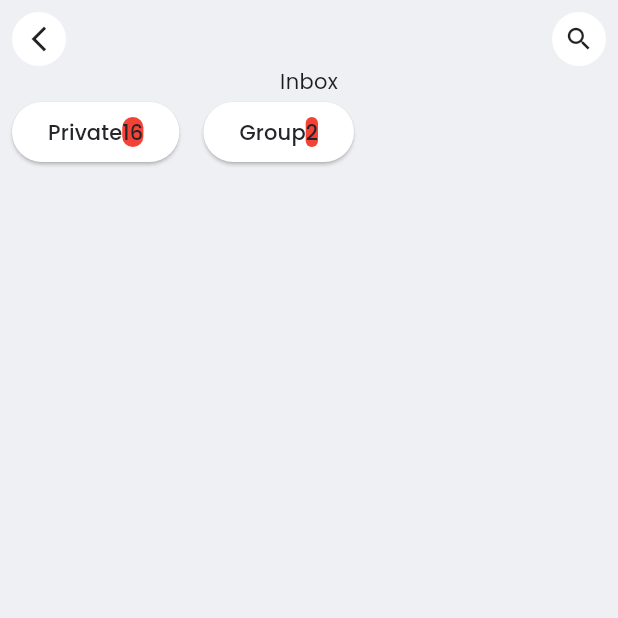
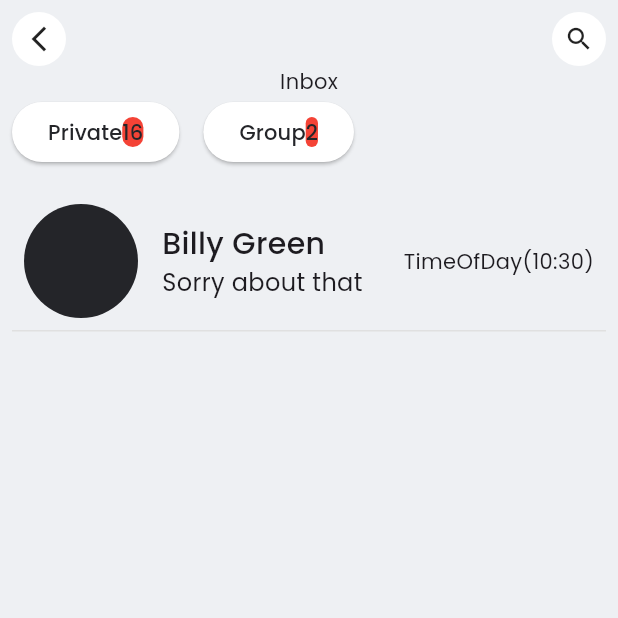
Before and after one commit to Parth-11/Connectify-App, a Flutter app: the screen it shows after launch, on a phone screen of 412 x 824 dp, the top half of it. Run offline on Flutter 3.47's test engine with Material 3 defaults, Android fonts, the phone set to English and light mode, and no system bars; our stand-ins replace get, google_fonts, shared_preferences.

Commit message:
worked on chat cards

```diff
--- a/lib/pages/inbox/message_page.dart
+++ b/lib/pages/inbox/message_page.dart
@@ -54,6 +54,20 @@ class _MessagePageState extends State<MessagePage> {
                     ),
                   ],
                 ),
+                const SizedBox(height: 16),
+                Expanded(
+                  child: SingleChildScrollView(
+                    child: Column(
+                      children: [
+                        ChatCard(
+                          name: 'Billy Green',
+                          lastSent: TimeOfDay.now(),
+                          latestMessage: 'Sorry about that',
+                        ),
+                      ],
+                    ),
+                  ),
+                ),
               ],
             ),
           ),
--- a/lib/pages/inbox/widgets/chat_card.dart
+++ b/lib/pages/inbox/widgets/chat_card.dart
@@ -1,15 +1,15 @@
 import 'package:flutter/material.dart';
 
 class ChatCard extends StatelessWidget {
-  ChatCard({
+  const ChatCard({
     super.key,
     required this.name,
     required this.lastSent,
     required this.latestMessage,
   });
-  String name;
-  String latestMessage;
-  DateTime lastSent;
+  final String name;
+  final String latestMessage;
+  final TimeOfDay lastSent;
 
   @override
   Widget build(BuildContext context) {
@@ -33,18 +33,18 @@ class ChatCard extends StatelessWidget {
                   crossAxisAlignment: CrossAxisAlignment.start,
                   children: [
                     Text(
-                      "Sophia Williams",
+                      name,
                       style: TextStyle(
                         fontSize: 20,
                         fontWeight: FontWeight.w500,
                       ),
                     ),
-                    Text("Lorem Ipsum", style: TextStyle(fontSize: 16)),
+                    Text(latestMessage, style: TextStyle(fontSize: 16)),
                   ],
                 ),
               ),
               Spacer(),
-              Text('Time'),
+              Text(lastSent.toString()),
             ],
           ),
         ),
```
